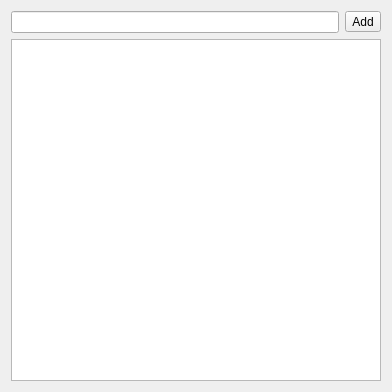
Above: src/Todo/Todo.ui from ic005k/Knot before the change. Below: the same form after it.
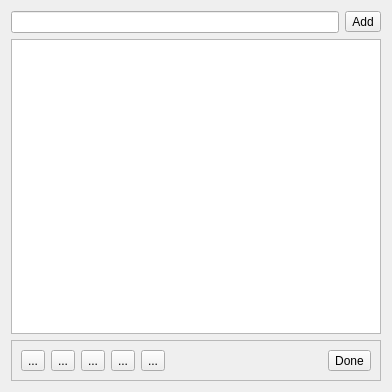
That is the form after the change. Icons and pictures are not drawn.

What changed in the file:
```diff
--- a/src/Todo/Todo.ui
+++ b/src/Todo/Todo.ui
@@ -31,6 +31,105 @@
    <item>
     <widget class="QListWidget" name="listTodo"/>
    </item>
+   <item>
+    <widget class="QFrame" name="frame">
+     <property name="sizePolicy">
+      <sizepolicy hsizetype="Preferred" vsizetype="Fixed">
+       <horstretch>0</horstretch>
+       <verstretch>0</verstretch>
+      </sizepolicy>
+     </property>
+     <property name="minimumSize">
+      <size>
+       <width>0</width>
+       <height>30</height>
+      </size>
+     </property>
+     <property name="frameShape">
+      <enum>QFrame::Shape::StyledPanel</enum>
+     </property>
+     <property name="frameShadow">
+      <enum>QFrame::Shadow::Raised</enum>
+     </property>
+     <layout class="QHBoxLayout" name="horizontalLayout_2">
+      <item>
+       <widget class="QToolButton" name="btnHigh">
+        <property name="text">
+         <string>...</string>
+        </property>
+        <property name="icon">
+         <iconset resource="../../res.qrc">
+          <normaloff>:/res/high_l.svg</normaloff>:/res/high_l.svg</iconset>
+        </property>
+       </widget>
+      </item>
+      <item>
+       <widget class="QToolButton" name="btnLow">
+        <property name="text">
+         <string>...</string>
+        </property>
+        <property name="icon">
+         <iconset resource="../../res.qrc">
+          <normaloff>:/res/low_l.svg</normaloff>:/res/low_l.svg</iconset>
+        </property>
+       </widget>
+      </item>
+      <item>
+       <widget class="QToolButton" name="btnEdit">
+        <property name="text">
+         <string>...</string>
+        </property>
+        <property name="icon">
+         <iconset resource="../../res.qrc">
+          <normaloff>:/res/edit_l.svg</normaloff>:/res/edit_l.svg</iconset>
+        </property>
+       </widget>
+      </item>
+      <item>
+       <widget class="QToolButton" name="btnAlarm">
+        <property name="text">
+         <string>...</string>
+        </property>
+        <property name="icon">
+         <iconset resource="../../res.qrc">
+          <normaloff>:/res/alarm_l.svg</normaloff>:/res/alarm_l.svg</iconset>
+        </property>
+       </widget>
+      </item>
+      <item>
+       <widget class="QToolButton" name="btnRecycleBin">
+        <property name="text">
+         <string>...</string>
+        </property>
+        <property name="icon">
+         <iconset resource="../../res.qrc">
+          <normaloff>:/res/recycle_l.svg</normaloff>:/res/recycle_l.svg</iconset>
+        </property>
+       </widget>
+      </item>
+      <item>
+       <spacer name="horizontalSpacer">
+        <property name="orientation">
+         <enum>Qt::Orientation::Horizontal</enum>
+        </property>
+        <property name="sizeHint" stdset="0">
+         <size>
+          <width>148</width>
+          <height>20</height>
+         </size>
+        </property>
+       </spacer>
+      </item>
+      <item>
+       <widget class="QToolButton" name="btnDone">
+        <property name="text">
+         <string>Done</string>
+        </property>
+       </widget>
+      </item>
+     </layout>
+    </widget>
+   </item>
   </layout>
  </widget>
  <resources/>
```
Left out of the diff: 4 changed lines with no effect on the pictures.
